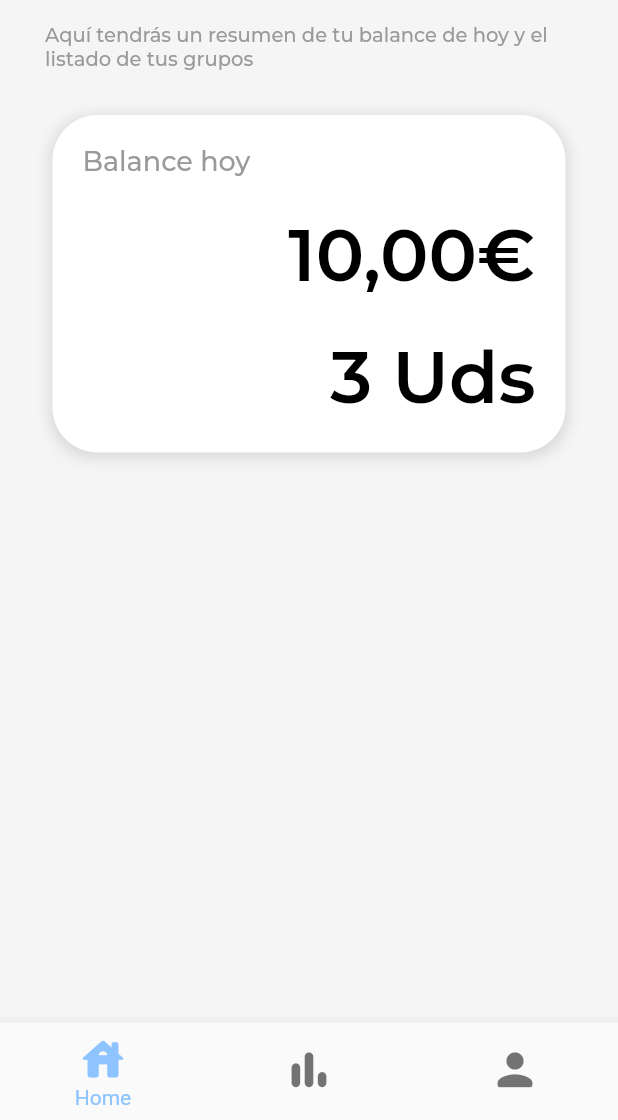
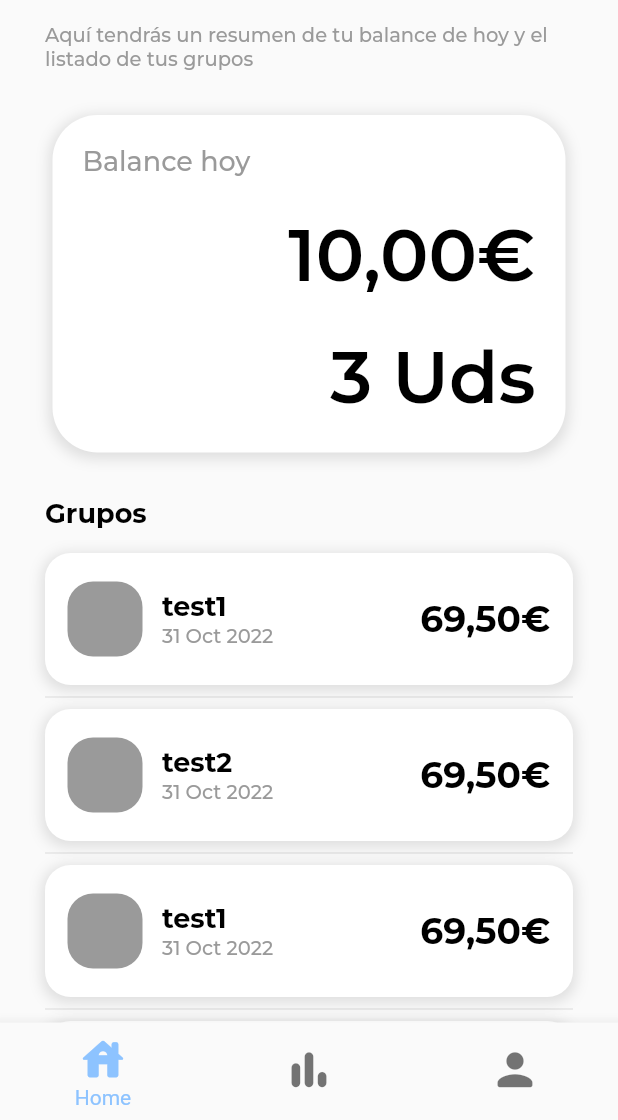
Before and after one commit to JMMC22/beerapp, a Flutter app: the screen it shows after launch, on a phone screen of 412 x 824 dp, the part 116-1236 px from its top. Run offline on Flutter 3.47's test engine with Material 2 defaults, Android fonts, the phone set to English and light mode, and no system bars; our stand-ins replace bloc, equatable, flutter_bloc.

Commit message:
Add home screen

```diff
--- a/beerapp/lib/main.dart
+++ b/beerapp/lib/main.dart
@@ -1,18 +1,17 @@
 import 'package:beerapp/src/presentation/navigation/cubit/cubit/navigation_cubit.dart';
 import 'package:beerapp/src/presentation/root_page.dart';
 import 'package:flutter/material.dart';
-
-import 'package:flutter/material.dart';
 import 'package:flutter_bloc/flutter_bloc.dart';
 
-void main() => runApp(MyApp());
+void main() => runApp(const MyApp());
 
 class MyApp extends StatelessWidget {
+  const MyApp({Key? key}) : super(key: key);
   @override
   Widget build(BuildContext context) {
     return BlocProvider<NavigationCubit>(
       create: (context) => NavigationCubit(),
-      child: MaterialApp(
+      child: const MaterialApp(
         home: RootPage(),
       ),
     );
--- /dev/null
+++ b/beerapp/lib/src/presentation/home/view/home_body.dart
@@ -0,0 +1,27 @@
+import 'package:beerapp/src/presentation/home/bloc/bloc/home_bloc.dart';
+import 'package:beerapp/src/presentation/home/widgets/home_widgets.dart';
+import 'package:flutter/material.dart';
+import 'package:flutter_bloc/flutter_bloc.dart';
+
+class HomeBody extends StatelessWidget {
+  const HomeBody({Key? key}) : super(key: key);
+
+  @override
+  Widget build(BuildContext context) {
+    return BlocBuilder<HomeBloc, HomeState>(
+      builder: (context, state) {
+        return SingleChildScrollView(
+          child: Column(
+            children: [
+              const HeaderHome(),
+              const SizedBox(height: 30),
+              const BalanceOverviewHome(),
+              const SizedBox(height: 30),
+              GroupListHome(),
+            ],
+          ),
+        );
+      },
+    );
+  }
+}
--- a/beerapp/lib/src/presentation/home/view/home_page.dart
+++ b/beerapp/lib/src/presentation/home/view/home_page.dart
@@ -1,20 +1,18 @@
-import 'package:beerapp/src/presentation/home/widgets/balance_overview_home.dart';
-import 'package:beerapp/src/presentation/home/widgets/header_home.dart';
+import 'package:beerapp/src/presentation/home/bloc/bloc/home_bloc.dart';
+import 'package:beerapp/src/presentation/home/view/home_body.dart';
 import 'package:flutter/material.dart';
+import 'package:flutter_bloc/flutter_bloc.dart';
 
 class HomePage extends StatelessWidget {
   const HomePage({Key? key}) : super(key: key);
 
   @override
   Widget build(BuildContext context) {
-    return SafeArea(
-      child: SingleChildScrollView(
-        child: Column(
-          children: const [
-            HeaderHome(),
-            SizedBox(height: 30),
-            BalanceOverviewHome(),
-          ],
+    return Scaffold(
+      body: SafeArea(
+        child: BlocProvider(
+          create: (context) => HomeBloc(),
+          child: const HomeBody(),
         ),
       ),
     );
--- /dev/null
+++ b/beerapp/lib/src/presentation/home/widgets/groups_list_home.dart
@@ -0,0 +1,137 @@
+import 'package:beerapp/src/themes/app_theme.dart';
+import 'package:flutter/material.dart';
+
+class GroupListHome extends StatelessWidget {
+  GroupListHome({Key? key}) : super(key: key);
+
+  final List<String> testList = [
+    'test1',
+    'test2',
+    'test1',
+    'test2',
+    'test1',
+    'test2'
+  ];
+  @override
+  Widget build(BuildContext context) {
+    return Padding(
+      padding: const EdgeInsets.only(left: 30, right: 30),
+      child: Column(
+        children: [
+          Align(
+            alignment: Alignment.centerLeft,
+            child: Text(
+              'Grupos',
+              style: TextStyle(
+                fontSize: 18,
+                fontFamily: 'Montserrat',
+                fontWeight: FontWeight.w700,
+                color: AppCustomTheme.colors.black,
+              ),
+            ),
+          ),
+          const SizedBox(height: 15),
+          ListView.separated(
+            padding: const EdgeInsets.only(bottom: 25),
+            physics: const NeverScrollableScrollPhysics(),
+            separatorBuilder: (context, index) => const Divider(),
+            itemCount: testList.length,
+            itemBuilder: (context, index) {
+              return GroupItemList(
+                index: index,
+              );
+            },
+            shrinkWrap: true,
+          )
+        ],
+      ),
+    );
+  }
+}
+
+class GroupItemList extends StatelessWidget {
+  final int index;
+
+  GroupItemList({
+    Key? key,
+    required this.index,
+  }) : super(key: key);
+
+  final List<String> testList = [
+    'test1',
+    'test2',
+    'test1',
+    'test2',
+    'test1',
+    'test2'
+  ];
+
+  @override
+  Widget build(BuildContext context) {
+    return Container(
+      height: 88,
+      decoration: BoxDecoration(
+        color: AppCustomTheme.colors.white,
+        borderRadius: BorderRadius.circular(17),
+        boxShadow: [
+          BoxShadow(
+            color: Colors.grey.withOpacity(0.3),
+            spreadRadius: 2,
+            blurRadius: 7,
+            offset: const Offset(0, 2),
+          )
+        ],
+      ),
+      child: Padding(
+        padding: const EdgeInsets.all(15.0),
+        child: Row(
+          children: [
+            Container(
+              height: 50,
+              width: 50,
+              decoration: BoxDecoration(
+                borderRadius: BorderRadius.circular(17),
+                color: AppCustomTheme.colors.grey,
+              ),
+            ),
+            const SizedBox(width: 13),
+            Column(
+              crossAxisAlignment: CrossAxisAlignment.start,
+              mainAxisAlignment: MainAxisAlignment.center,
+              children: [
+                Text(
+                  testList[index],
+                  style: TextStyle(
+                    fontSize: 18,
+                    fontFamily: 'Montserrat',
+                    fontWeight: FontWeight.w700,
+                    color: AppCustomTheme.colors.black,
+                  ),
+                ),
+                Text(
+                  '31 Oct 2022',
+                  style: TextStyle(
+                    fontSize: 13,
+                    fontFamily: 'Montserrat',
+                    fontWeight: FontWeight.w500,
+                    color: AppCustomTheme.colors.grey,
+                  ),
+                ),
+              ],
+            ),
+            const Spacer(),
+            Text(
+              '69,50€',
+              style: TextStyle(
+                fontSize: 24,
+                fontFamily: 'Montserrat',
+                fontWeight: FontWeight.w700,
+                color: AppCustomTheme.colors.black,
+              ),
+            )
+          ],
+        ),
+      ),
+    );
+  }
+}
--- /dev/null
+++ b/beerapp/lib/src/presentation/home/widgets/home_widgets.dart
@@ -0,0 +1,3 @@
+export 'package:beerapp/src/presentation/home/widgets/balance_overview_home.dart';
+export 'package:beerapp/src/presentation/home/widgets/groups_list_home.dart';
+export 'package:beerapp/src/presentation/home/widgets/header_home.dart';
--- a/beerapp/lib/src/presentation/navigation/cubit/cubit/navigation_cubit.dart
+++ b/beerapp/lib/src/presentation/navigation/cubit/cubit/navigation_cubit.dart
@@ -1,7 +1,6 @@
 import 'package:beerapp/src/presentation/navigation/constants/nav_bar_items.dart';
 import 'package:bloc/bloc.dart';
 import 'package:equatable/equatable.dart';
-import 'package:meta/meta.dart';
 
 part 'navigation_state.dart';
 
--- a/beerapp/lib/src/presentation/navigation/widgets/bottom_nav_bar.dart
+++ b/beerapp/lib/src/presentation/navigation/widgets/bottom_nav_bar.dart
@@ -5,7 +5,7 @@ import 'package:flutter/material.dart';
 import 'package:flutter_bloc/flutter_bloc.dart';
 
 class CustomBottomNavigationBar extends StatefulWidget {
-  CustomBottomNavigationBar({Key? key}) : super(key: key);
+  const CustomBottomNavigationBar({Key? key}) : super(key: key);
 
   @override
   State<CustomBottomNavigationBar> createState() =>
--- a/beerapp/lib/src/presentation/root_page.dart
+++ b/beerapp/lib/src/presentation/root_page.dart
@@ -20,16 +20,16 @@ class _RootPageState extends State<RootPage> {
   Widget build(BuildContext context) {
     return Scaffold(
         backgroundColor: AppCustomTheme.colors.backgroundGrey,
-        bottomNavigationBar: CustomBottomNavigationBar(),
+        bottomNavigationBar: const CustomBottomNavigationBar(),
         body: BlocBuilder<NavigationCubit, NavigationState>(
           builder: (context, state) {
             switch (state.navBarItem) {
               case NavBarItem.home:
-                return HomePage();
+                return const HomePage();
               case NavBarItem.stadistics:
-                return StadisticsPage();
+                return const StadisticsPage();
               case NavBarItem.profile:
-                return ProfilePage();
+                return const ProfilePage();
             }
           },
         ));
--- a/beerapp/pubspec.yaml
+++ b/beerapp/pubspec.yaml
@@ -61,6 +61,7 @@ flutter:
   assets:
     - assets/fonts/
     - assets/icons/
+    - assets/images/
 
   fonts:
     - family: Montserrat
```
Also changed, not shown: beerapp/assets/images/people.png (added).
